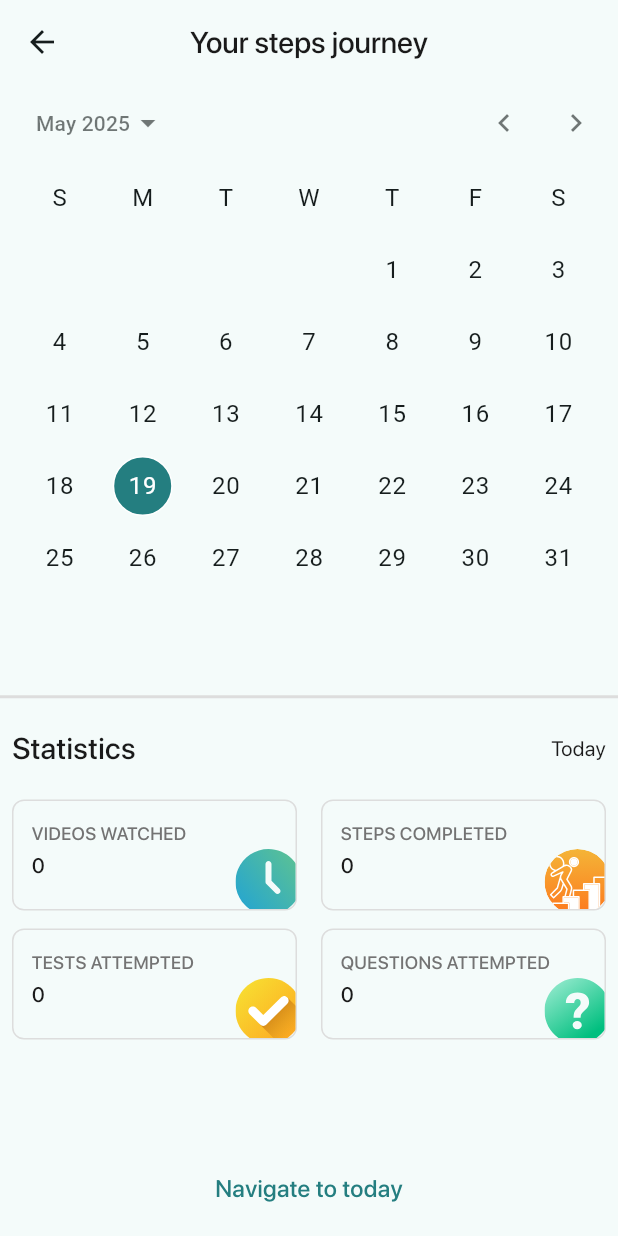
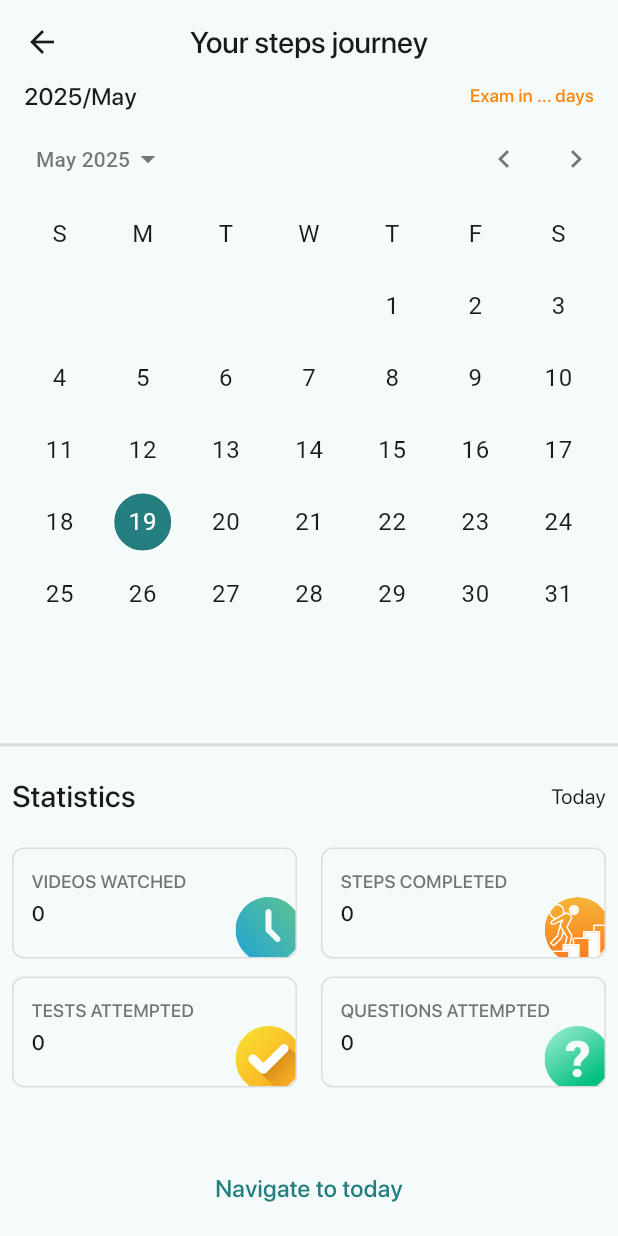
Before and after one commit to mYashavanth/step_mobile, a Flutter app: the CalendarScreen screen opened by its route, on a phone screen of 412 x 824 dp. Run offline on Flutter 3.47's test engine with Material 3 defaults, Android fonts, the phone set to English and light mode, and no system bars; drawn by our look-alikes of calendar_date_picker2; our stand-ins replace chewie, flutter_localization, flutter_otp_text_field, flutter_secure_storage, flutter_svg, image_picker and 3 more; accounts and stored records are empty; project files that could hold a hidden picture were left out.

Commit message:
calender top

```diff
--- a/lib/views/calendar_screen.dart
+++ b/lib/views/calendar_screen.dart
@@ -26,6 +26,7 @@ class _CalendarScreenState extends State<CalendarScreen> {
   int totalSteps = 0;
   bool isLoadingMetrics = false;
   String metricsError = '';
+  int? daysToExam;
 
   Future<void> fetchUserMetrics() async {
     final token = await storage.read(key: 'token') ?? '';
@@ -138,6 +139,23 @@ class _CalendarScreenState extends State<CalendarScreen> {
           .toList();
     }
 
+    if (highlightedDates.isNotEmpty) {
+      final today = DateTime.now();
+      // Find the next exam date (in case there are multiple)
+      final nextExam = highlightedDates
+              .where((d) =>
+                  !d.isBefore(DateTime(today.year, today.month, today.day)))
+              .isNotEmpty
+          ? highlightedDates
+              .where((d) =>
+                  !d.isBefore(DateTime(today.year, today.month, today.day)))
+              .reduce((a, b) => a.isBefore(b) ? a : b)
+          : highlightedDates.first;
+      daysToExam = nextExam
+          .difference(DateTime(today.year, today.month, today.day))
+          .inDays;
+    }
+
     return Scaffold(
       appBar: AppBar(
         centerTitle: true,
@@ -155,10 +173,43 @@ class _CalendarScreenState extends State<CalendarScreen> {
       body: SingleChildScrollView(
         child: Column(
           children: [
+            Padding(
+              padding: const EdgeInsets.symmetric(
+                  horizontal: 16.0), // adjust as needed
+              child: Row(
+                mainAxisAlignment: MainAxisAlignment.spaceBetween,
+                children: [
+                  Text(
+                    "${DateTime.now().year}/${_monthName(DateTime.now().month)}",
+                    style: const TextStyle(
+                      color: Color(0xFF1A1A1A),
+                      fontSize: 16,
+                      fontFamily: 'SF Pro Display',
+                      fontWeight: FontWeight.w500,
+                      height: 1,
+                    ),
+                  ),
+                  Text(
+                    daysToExam != null
+                        ? " Exam in $daysToExam days"
+                        : " Exam in ... days",
+                    style: const TextStyle(
+                      color: Color(0xFFFE860A),
+                      fontSize: 12,
+                      fontFamily: 'SF Pro Display',
+                      fontWeight: FontWeight.w500,
+                      height: 1,
+                    ),
+                  ),
+                ],
+              ),
+            ),
+            const SizedBox(height: 8),
             buildCalendar(dateList, highlightedDates),
             const SizedBox(
               height: 8,
             ),
+            const SizedBox(height: 8),
             Container(
               // width: 390,
               decoration: const ShapeDecoration(
@@ -411,3 +462,21 @@ Widget buildCalendar(List<DateTime> dateList, List<DateTime> highlightedDates) {
     ),
   );
 }
+
+String _monthName(int month) {
+  const months = [
+    'January',
+    'February',
+    'March',
+    'April',
+    'May',
+    'June',
+    'July',
+    'August',
+    'September',
+    'October',
+    'November',
+    'December'
+  ];
+  return months[month - 1];
+}
```
Also changed, not shown: pubspec.lock.
